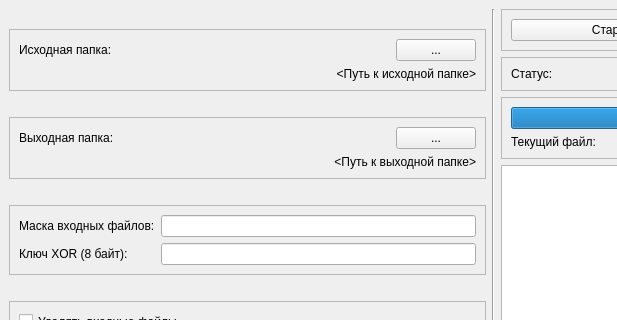
L0nelySakura/BinaryOperations, file mainwindow.ui: the form before one commit; both pictures show x 0 to 617 and y 0 to 320 of the 986 by 730 pixel window.
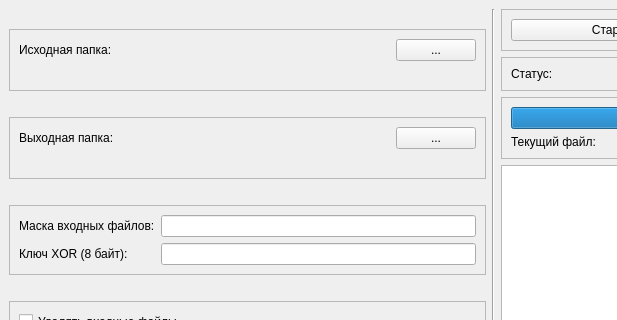
The form after the commit.

```diff
--- a/mainwindow.ui
+++ b/mainwindow.ui
@@ -64,7 +64,7 @@
          <item row="1" column="0" colspan="2">
           <widget class="QLabel" name="inputPathLabel">
            <property name="text">
-            <string>&lt;Путь к исходной папке&gt;</string>
+            <string/>
            </property>
            <property name="alignment">
             <set>Qt::AlignmentFlag::AlignRight|Qt::AlignmentFlag::AlignTrailing|Qt::AlignmentFlag::AlignVCenter</set>
@@ -121,7 +121,7 @@
             <enum>Qt::LayoutDirection::LeftToRight</enum>
            </property>
            <property name="text">
-            <string>&lt;Путь к выходной папке&gt;</string>
+            <string/>
            </property>
            <property name="alignment">
             <set>Qt::AlignmentFlag::AlignRight|Qt::AlignmentFlag::AlignTrailing|Qt::AlignmentFlag::AlignVCenter</set>
```
Left out of the diff: 4 changed lines with no effect on the pictures.
